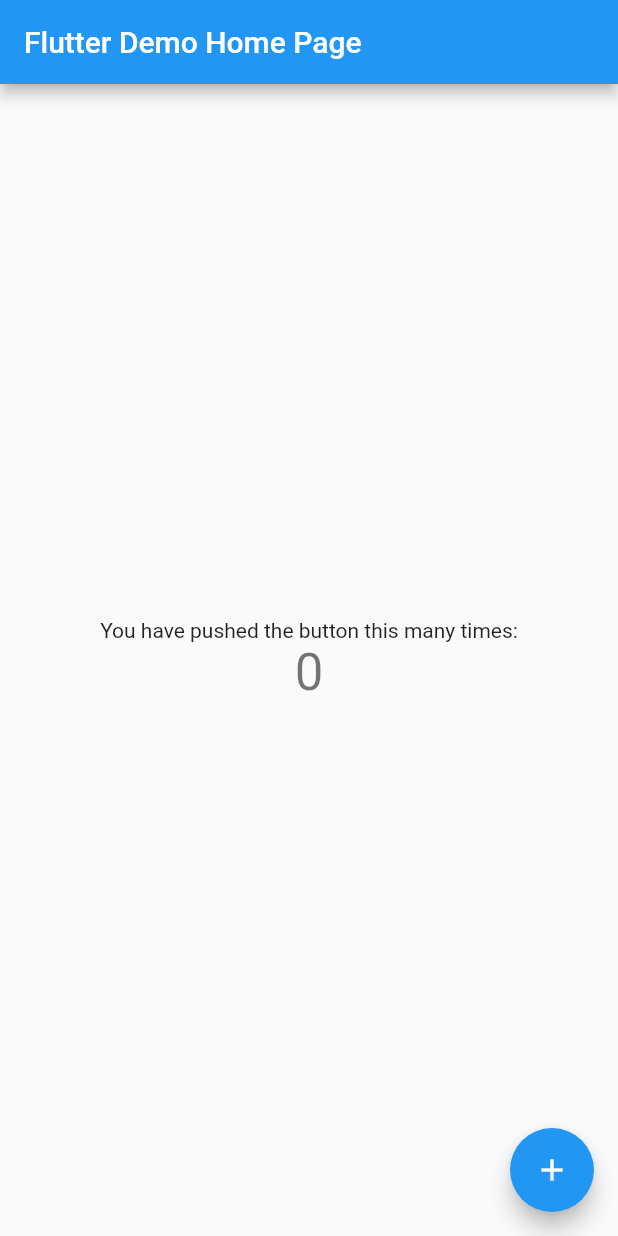
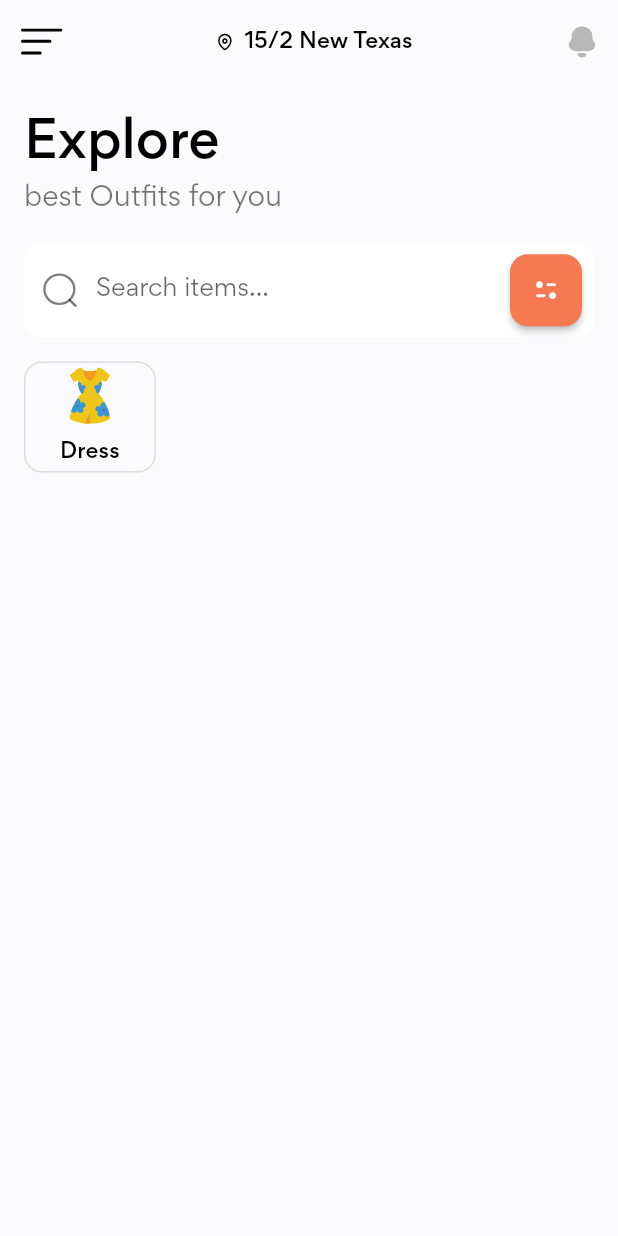
Before and after one commit to ahmetaydinn/flutter, a Flutter app: the screen it shows after launch, on a phone screen of 412 x 824 dp. Run offline on Flutter 3.47's test engine with Material 2 defaults, Android fonts, the phone set to English and light mode, and no system bars; our stand-ins replace flutter_svg.

```diff
--- /dev/null
+++ b/lib/constants.dart
@@ -0,0 +1,7 @@
+import 'package:flutter/material.dart';
+
+const Color primaryColor = Color(0XFFF67952);
+const Color bgColor = Color(0xFFFBFBFD);
+
+const double defaultPadding = 16.0;
+const double defaultBorderRadius = 12.0;
--- a/lib/main.dart
+++ b/lib/main.dart
@@ -1,115 +1,26 @@
 import 'package:flutter/material.dart';
+import 'package:flutter_application_1/constants.dart';
+import 'package:flutter_application_1/screens/home/home_screen.dart';
 
-void main() {
-  runApp(const MyApp());
-}
+void main() => runApp(MyApp());
 
 class MyApp extends StatelessWidget {
   const MyApp({Key? key}) : super(key: key);
 
-  // This widget is the root of your application.
   @override
   Widget build(BuildContext context) {
     return MaterialApp(
-      title: 'Flutter Demo',
+      debugShowCheckedModeBanner: false,
+      title: 'first Project',
       theme: ThemeData(
-        // This is the theme of your application.
-        //
-        // Try running your application with "flutter run". You'll see the
-        // application has a blue toolbar. Then, without quitting the app, try
-        // changing the primarySwatch below to Colors.green and then invoke
-        // "hot reload" (press "r" in the console where you ran "flutter run",
-        // or simply save your changes to "hot reload" in a Flutter IDE).
-        // Notice that the counter didn't reset back to zero; the application
-        // is not restarted.
         primarySwatch: Colors.blue,
+        fontFamily: "Gordita",
+        scaffoldBackgroundColor: bgColor,
+        textTheme: const TextTheme(
+          bodyText2: TextStyle(color: Colors.black54),
+        ),
       ),
-      home: const MyHomePage(title: 'Flutter Demo Home Page'),
+      home: HomeScreen(),
     );
   }
 }
-
-class MyHomePage extends StatefulWidget {
-  const MyHomePage({Key? key, required this.title}) : super(key: key);
-
-  // This widget is the home page of your application. It is stateful, meaning
-  // that it has a State object (defined below) that contains fields that affect
-  // how it looks.
-
-  // This class is the configuration for the state. It holds the values (in this
-  // case the title) provided by the parent (in this case the App widget) and
-  // used by the build method of the State. Fields in a Widget subclass are
-  // always marked "final".
-
-  final String title;
-
-  @override
-  State<MyHomePage> createState() => _MyHomePageState();
-}
-
-class _MyHomePageState extends State<MyHomePage> {
-  int _counter = 0;
-
-  void _incrementCounter() {
-    setState(() {
-      // This call to setState tells the Flutter framework that something has
-      // changed in this State, which causes it to rerun the build method below
-      // so that the display can reflect the updated values. If we changed
-      // _counter without calling setState(), then the build method would not be
-      // called again, and so nothing would appear to happen.
-      _counter++;
-    });
-  }
-
-  @override
-  Widget build(BuildContext context) {
-    // This method is rerun every time setState is called, for instance as done
-    // by the _incrementCounter method above.
-    //
-    // The Flutter framework has been optimized to make rerunning build methods
-    // fast, so that you can just rebuild anything that needs updating rather
-    // than having to individually change instances of widgets.
-    return Scaffold(
-      appBar: AppBar(
-        // Here we take the value from the MyHomePage object that was created by
-        // the App.build method, and use it to set our appbar title.
-        title: Text(widget.title),
-      ),
-      body: Center(
-        // Center is a layout widget. It takes a single child and positions it
-        // in the middle of the parent.
-        child: Column(
-          // Column is also a layout widget. It takes a list of children and
-          // arranges them vertically. By default, it sizes itself to fit its
-          // children horizontally, and tries to be as tall as its parent.
-          //
-          // Invoke "debug painting" (press "p" in the console, choose the
-          // "Toggle Debug Paint" action from the Flutter Inspector in Android
-          // Studio, or the "Toggle Debug Paint" command in Visual Studio Code)
-          // to see the wireframe for each widget.
-          //
-          // Column has various properties to control how it sizes itself and
-          // how it positions its children. Here we use mainAxisAlignment to
-          // center the children vertically; the main axis here is the vertical
-          // axis because Columns are vertical (the cross axis would be
-          // horizontal).
-          mainAxisAlignment: MainAxisAlignment.center,
-          children: <Widget>[
-            const Text(
-              'You have pushed the button this many times:',
-            ),
-            Text(
-              '$_counter',
-              style: Theme.of(context).textTheme.headline4,
-            ),
-          ],
-        ),
-      ),
-      floatingActionButton: FloatingActionButton(
-        onPressed: _incrementCounter,
-        tooltip: 'Increment',
-        child: const Icon(Icons.add),
-      ), // This trailing comma makes auto-formatting nicer for build methods.
-    );
-  }
-}
--- /dev/null
+++ b/lib/screens/home/components/search_form.dart
@@ -0,0 +1,55 @@
+import 'package:flutter/material.dart';
+import 'package:flutter_svg/svg.dart';
+
+import '../../../constants.dart';
+
+class SearchForm extends StatelessWidget {
+  const SearchForm({
+    Key? key,
+  }) : super(key: key);
+
+  @override
+  Widget build(BuildContext context) {
+    return Form(
+        child: TextFormField(
+      decoration: InputDecoration(
+        hintText: "Search items...",
+        filled: true,
+        fillColor: Colors.white,
+        border: outlineInputBorder,
+        enabledBorder: outlineInputBorder,
+        focusedBorder: outlineInputBorder,
+        prefixIcon: Padding(
+          padding: const EdgeInsets.all(12),
+          child: SvgPicture.asset("assets/icons/Search.svg"),
+        ),
+        suffixIcon: Padding(
+          padding: const EdgeInsets.symmetric(horizontal: defaultPadding / 2),
+          child: SizedBox(
+            height: 48,
+            width: 48,
+            child: ElevatedButton(
+              onPressed: () {},
+              style: ElevatedButton.styleFrom(
+                primary: primaryColor,
+                shape: const RoundedRectangleBorder(
+                  borderRadius: BorderRadius.all(
+                    Radius.circular(defaultBorderRadius),
+                  ),
+                ),
+              ),
+              child: SvgPicture.asset("assets/icons/Filter.svg"),
+            ),
+          ),
+        ),
+      ),
+    ));
+  }
+}
+
+const OutlineInputBorder outlineInputBorder = OutlineInputBorder(
+  borderRadius: BorderRadius.all(
+    Radius.circular(defaultBorderRadius),
+  ),
+  borderSide: BorderSide.none,
+);
--- /dev/null
+++ b/lib/screens/home/home_screen.dart
@@ -0,0 +1,112 @@
+import 'package:flutter/material.dart';
+import 'package:flutter_application_1/constants.dart';
+import 'package:flutter_svg/svg.dart';
+
+import 'components/search_form.dart';
+
+class HomeScreen extends StatelessWidget {
+  const HomeScreen({Key? key}) : super(key: key);
+
+  @override
+  Widget build(BuildContext context) {
+    return Scaffold(
+      backgroundColor: bgColor,
+      appBar: AppBar(
+        backgroundColor: Colors.transparent,
+        elevation: 0,
+        leading: IconButton(
+          onPressed: () {},
+          icon: SvgPicture.asset("assets/icons/menu.svg"),
+        ),
+        title: Row(
+          mainAxisAlignment: MainAxisAlignment.center,
+          children: [
+            SvgPicture.asset("assets/icons/Location.svg"),
+            const SizedBox(
+              width: defaultPadding / 2,
+            ),
+            Text(
+              "15/2 New Texas",
+              style: Theme.of(context).textTheme.subtitle2,
+            )
+          ],
+        ),
+        actions: [
+          IconButton(
+            onPressed: () {},
+            icon: SvgPicture.asset("assets/icons/Notification.svg"),
+          )
+        ],
+      ),
+      body: Padding(
+        padding: const EdgeInsets.all(defaultPadding),
+        child: Column(
+          crossAxisAlignment: CrossAxisAlignment.start,
+          children: [
+            Text(
+              "Explore",
+              style: Theme.of(context).textTheme.headline4!.copyWith(
+                    fontWeight: FontWeight.w500,
+                    color: Colors.black,
+                  ),
+            ),
+            const Text(
+              "best Outfits for you",
+              style: TextStyle(fontSize: 18),
+            ),
+            const Padding(
+              padding: EdgeInsets.symmetric(vertical: defaultPadding),
+              child: SearchForm(),
+            ),
+            CategoryCard(
+              icon: "assets/icons/dress.svg",
+              title: "Dress",
+              press: () {},
+            )
+          ],
+        ),
+      ),
+    );
+  }
+}
+
+class CategoryCard extends StatelessWidget {
+  const CategoryCard({
+    Key? key,
+    required this.icon,
+    required this.title,
+    required this.press,
+  }) : super(key: key);
+
+  final String icon, title;
+  final VoidCallback press;
+
+  @override
+  Widget build(BuildContext context) {
+    return OutlinedButton(
+        onPressed: press,
+        style: OutlinedButton.styleFrom(
+          shape: const RoundedRectangleBorder(
+            borderRadius: BorderRadius.all(
+              Radius.circular(defaultBorderRadius),
+            ),
+          ),
+        ),
+        child: Padding(
+          padding: const EdgeInsets.symmetric(
+              vertical: defaultPadding / 4, horizontal: defaultPadding / 2),
+          child: Column(
+            children: [
+              SvgPicture.asset(icon),
+              const SizedBox(
+                height: defaultPadding / 2,
+              ),
+              Text(
+                title,
+                style: Theme.of(context).textTheme.subtitle2,
+              ),
+            ],
+          ),
+        ));
+  }
+}
```
